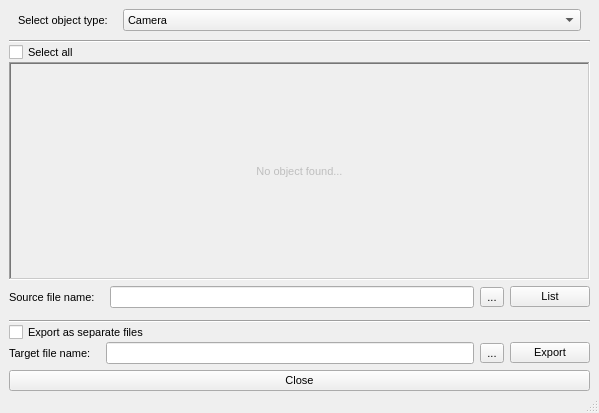
Qt form ui/ui.ui (iceanimations/expoCam) before a commit.
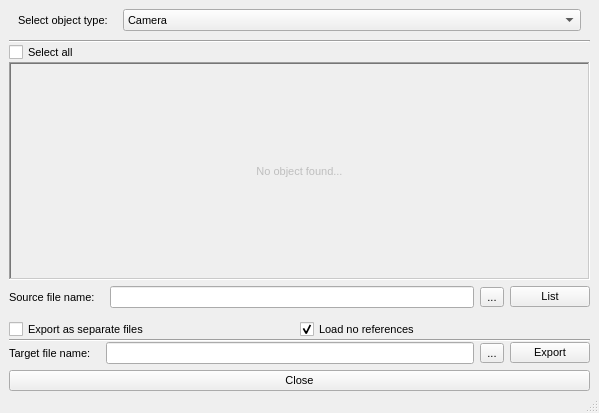
The same form after that commit.

```diff
--- a/ui/ui.ui
+++ b/ui/ui.ui
@@ -208,6 +208,27 @@
       </layout>
      </widget>
     </item>
+    <item>
+     <layout class="QHBoxLayout" name="horizontalLayout_4">
+      <item>
+       <widget class="QCheckBox" name="separateFilesButton">
+        <property name="text">
+         <string>Export as separate files</string>
+        </property>
+       </widget>
+      </item>
+      <item>
+       <widget class="QCheckBox" name="referenceButton">
+        <property name="text">
+         <string>Load no references</string>
+        </property>
+        <property name="checked">
+         <bool>true</bool>
+        </property>
+       </widget>
+      </item>
+     </layout>
+    </item>
     <item>
      <widget class="Line" name="line_2">
       <property name="orientation">
@@ -215,13 +236,6 @@
       </property>
      </widget>
     </item>
-    <item>
-     <widget class="QCheckBox" name="separateFilesButton">
-      <property name="text">
-       <string>Export as separate files</string>
-      </property>
-     </widget>
-    </item>
     <item>
      <widget class="QWidget" name="targetWidget" native="true">
       <layout class="QHBoxLayout" name="horizontalLayout_2">
```
Left out of the diff: 4 changed lines with no effect on the pictures.
